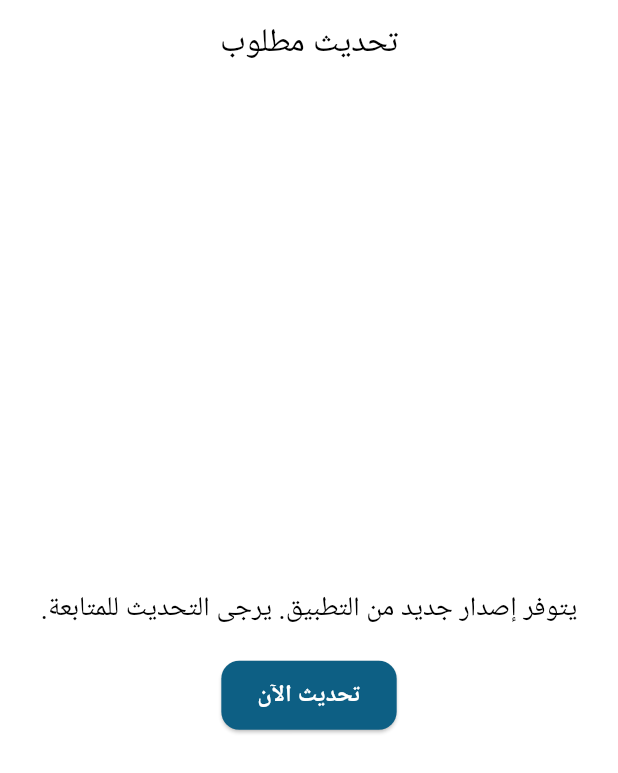
After one commit to nidaldh/dorry-customer, a Flutter app: the UpdateScreen screen opened by its route, on a phone screen of 412 x 824 dp. The commit adds this screen. Shown: the top 773 px of the screen. Run offline on Flutter 3.47's test engine with Material 3 defaults, Android fonts, the phone set to English and light mode, and no system bars; our stand-ins replace dio, firebase_core, firebase_crashlytics, firebase_messaging, flutter_screenutil, get and 5 more; accounts and stored records are empty; network calls fail; Roboto replaces fonts that are missing (Cairo).

Commit message:
add update screen and add delete button flag add contact us screen and fix build error

```diff
--- a/lib/const/api_uri.dart
+++ b/lib/const/api_uri.dart
@@ -1,13 +1,15 @@
 class ApiUri {
-  static const baseUrl = 'https://dorry.khidmatna.com';
+  // static const baseUrl = 'https://dorry.khidmatna.com';
   // static const baseUrl = 'http://192.168.50.169:8000';
   // static const baseUrl = 'http://192.168.0.105:8000';
   // static const baseUrl = 'http://192.168.1.18:8000';
   // static const baseUrl = 'http://192.168.50.231:8000';
+  static const baseUrl = 'http://192.168.50.98:8000';
 
   static const register = '/api/customer/register';
   static const login = '/api/customer/login';
   static const info = '/api/customer/info';
+  static const checkForUpdate = '/api/check-for-update';
   static const validateOtp = '/api/customer/validate-otp';
   static const fcmToken = '/api/customer/fcm-token';
   static const profileImage = '/api/customer/profile-image';
--- a/lib/router.dart
+++ b/lib/router.dart
@@ -2,6 +2,7 @@ import 'package:dorry/main.dart';
 import 'package:dorry/screen/appointments/appointment_details_screen.dart';
 import 'package:dorry/screen/auth/forget_password_screen.dart';
 import 'package:dorry/screen/auth/verify_otp_screen.dart';
+import 'package:dorry/screen/developer/developer_info_screen.dart';
 import 'package:dorry/screen/home_screen.dart';
 import 'package:dorry/screen/auth/login_screen.dart';
 import 'package:dorry/screen/auth/signup_screen.dart';
@@ -9,6 +10,7 @@ import 'package:dorry/screen/splash_screen.dart';
 import 'package:dorry/screen/store/confirm_booking_screen.dart';
 import 'package:dorry/screen/store/partner_selection_screen.dart';
 import 'package:dorry/screen/store/store_details_screen.dart';
+import 'package:dorry/screen/update_screen.dart';
 import 'package:flutter/material.dart';
 import 'package:go_router/go_router.dart';
 
@@ -101,6 +103,21 @@ final GoRouter router = GoRouter(
             appointmentId: state.pathParameters['id']);
       },
     ),
+    GoRoute(
+      path: developerInfoPath,
+      builder: (context, state) {
+        appContext = context;
+        return const DeveloperInfoScreen();
+      },
+    ),
+    //needUpdatePath
+    GoRoute(
+      path: needUpdatePath,
+      builder: (context, state) {
+        appContext = context;
+        return const UpdateScreen();
+      },
+    ),
   ],
 );
 
@@ -124,3 +141,5 @@ const String storePath = '/store/:storeId';
 const String confirmBookingPath = '/confirm-booking';
 const String partnerSelectionPath = '/partner-selection';
 const String appointmentPath = '/appointment/:id';
+const String developerInfoPath = '/developer-info';
+const String needUpdatePath = '/update';
--- a/lib/screen/customer/customer_info_screen.dart
+++ b/lib/screen/customer/customer_info_screen.dart
@@ -1,5 +1,6 @@
 import 'dart:io';
 
+import 'package:dorry/main.dart';
 import 'package:dorry/model/customer_model.dart';
 import 'package:dorry/web_view_screen.dart';
 import 'package:flutter/material.dart';
@@ -124,7 +125,7 @@ class _CustomerInfoScreenState extends State<CustomerInfoScreen> {
             ),
             const SizedBox(height: 12),
             //if iphone.
-            if (Platform.isIOS)
+            if (Platform.isIOS && showDeleteButton)
               ElevatedButton(
                 onPressed: () async {
                   final shouldDelete = await showDialog<bool>(
--- /dev/null
+++ b/lib/screen/update_screen.dart
@@ -0,0 +1,45 @@
+import 'package:flutter/material.dart';
+import 'package:url_launcher/url_launcher.dart';
+
+class UpdateScreen extends StatelessWidget {
+  const UpdateScreen({super.key});
+
+  Future<void> _launchStore() async {
+    const url = 'https://apps.apple.com/vn/app/dorry/id6711327053';
+    if (await canLaunchUrl(Uri.parse(url))) {
+      await launchUrl(Uri.parse(url));
+    } else {
+      throw 'Could not launch $url';
+    }
+  }
+
+  @override
+  Widget build(BuildContext context) {
+    return Scaffold(
+      appBar: AppBar(
+        title: const Text('تحديث مطلوب'),
+        centerTitle: true,
+      ),
+      body: Center(
+        child: Padding(
+          padding: const EdgeInsets.all(16.0),
+          child: Column(
+            mainAxisAlignment: MainAxisAlignment.center,
+            children: [
+              const Text(
+                'يتوفر إصدار جديد من التطبيق. يرجى التحديث للمتابعة.',
+                textAlign: TextAlign.center,
+                style: TextStyle(fontSize: 18),
+              ),
+              const SizedBox(height: 20),
+              ElevatedButton(
+                onPressed: _launchStore,
+                child: const Text('تحديث الآن'),
+              ),
+            ],
+          ),
+        ),
+      ),
+    );
+  }
+}
--- a/lib/utils/api_service.dart
+++ b/lib/utils/api_service.dart
@@ -2,6 +2,7 @@ import 'dart:io';
 
 import 'package:dio/dio.dart';
 import 'package:dorry/const/api_uri.dart';
+import 'package:dorry/main.dart';
 import 'package:dorry/utils/app_snack_bar.dart';
 import 'package:dorry/utils/user_manager.dart';
 import 'package:dorry/router.dart';
@@ -14,6 +15,9 @@ class ApiService {
         if (token != null) {
           options.headers['Authorization'] = 'Bearer $token';
         }
+        options.headers['appVersion'] = packageInfo.version;
+        options.headers['appBuildNumber'] = packageInfo.buildNumber;
+        options.headers['platform'] = Platform.isAndroid ? 'android' : 'ios';
         options.headers['Accept'] = 'application/json';
         return handler.next(options);
       },
--- a/pubspec.yaml
+++ b/pubspec.yaml
@@ -51,6 +51,8 @@ dependencies:
   firebase_performance: ^0.10.0+8
   image_picker: ^1.1.2
   firebase_in_app_messaging: ^0.8.0+8
+  package_info_plus: ^8.0.3
+  url_launcher: ^6.3.1
 
 dev_dependencies:
   flutter_test:
@@ -79,7 +81,7 @@ flutter:
 
   # To add assets to your application, add an assets section, like this:
   assets:
-   - assets/image/
+    - assets/image/
   #   - images/a_dot_ham.jpeg
 
   # An image asset can refer to one or more resolution-specific "variants", see
```
Also changed, not shown: lib/main.dart (+10 -2 lines), lib/screen/developer/developer_info_screen.dart (added, +155 -0 lines), lib/screen/splash_screen.dart (+30 -0 lines), 6 other files.
